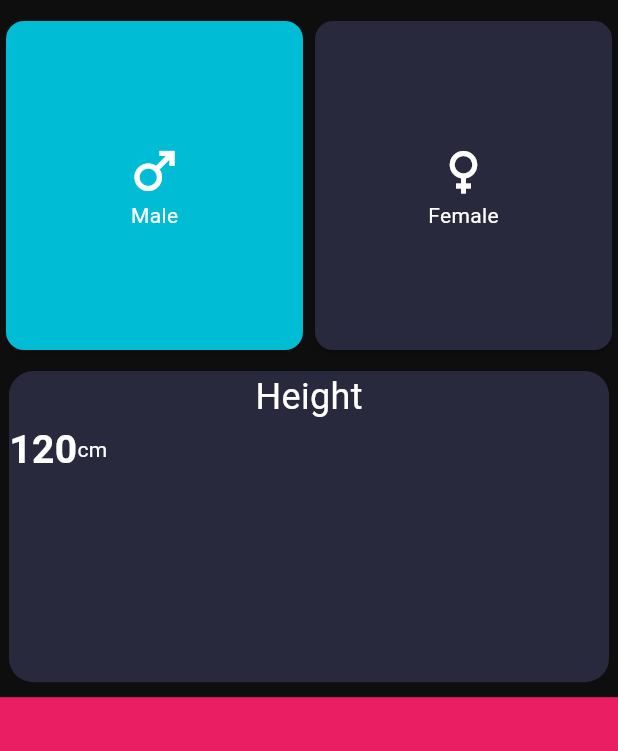
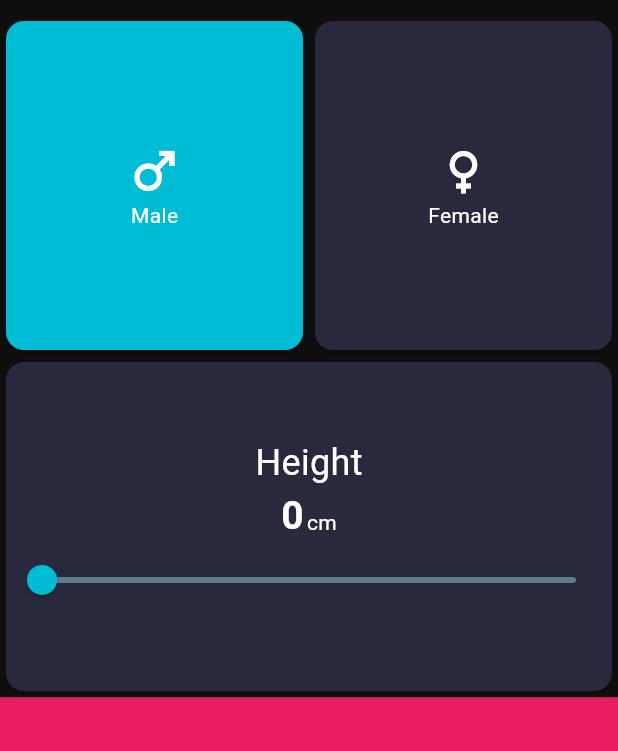
Before and after one commit to EusufUddin8926/bmi_calculator_flutter, a Flutter app: the screen it shows after launch, on a phone screen of 412 x 824 dp, the part 84-835 px from its top. Run offline on Flutter 3.47's test engine with Material 3 defaults, Android fonts, the phone set to English and light mode, and no system bars.

Commit message:
partially done

```diff
--- a/lib/screens/home_page.dart
+++ b/lib/screens/home_page.dart
@@ -11,11 +11,7 @@ class _HomePageState extends State<HomePage> {
   final Color bgColor = Color(0xff0E0E0E);
   final Color cardColor = Color(0xff28293D);
   bool isClicked = false;
-
-
-
-
-
+  int _value = 0;
 
   @override
   Widget build(BuildContext context) {
@@ -29,43 +25,59 @@ class _HomePageState extends State<HomePage> {
         color: bgColor,
         child: Column(
           children: [
-            SizedBox(height: 10,),
+            SizedBox(
+              height: 10,
+            ),
             Expanded(
                 flex: 3,
                 child: Row(
                   children: [
                     Expanded(
                         child: InkWell(
-                          onTap: (){
+                      onTap: () {
                         setState(() {
                           isClicked = true;
                         });
                       },
                       child: Card(
-                            color: isClicked != true ? Colors.cyan: cardColor,
+                        color: isClicked != true ? Colors.cyan : cardColor,
                         child: Column(
                           mainAxisAlignment: MainAxisAlignment.center,
                           children: [
-                                 Icon(Icons.male, size: 40,color: isClicked==false ? Colors.white: Colors.white),
-                                 Text("Male",style: TextStyle(color: Colors.white),)
+                            Icon(Icons.male,
+                                size: 40,
+                                color: isClicked == false
+                                    ? Colors.white
+                                    : Colors.white),
+                            Text(
+                              "Male",
+                              style: TextStyle(color: Colors.white),
+                            ),
                           ],
                         ),
                       ),
                     )),
                     Expanded(
                         child: InkWell(
-                          onTap: (){
+                      onTap: () {
                         setState(() {
                           isClicked = false;
                         });
                       },
                       child: Card(
-                            color: isClicked != false ? Colors.cyan: cardColor,
+                        color: isClicked != false ? Colors.cyan : cardColor,
                         child: Column(
                           mainAxisAlignment: MainAxisAlignment.center,
                           children: [
-                                Icon(Icons.female, size: 40,color: isClicked==false ? Colors.white: Colors.white),
-                                Text("Female",style: TextStyle(color: Colors.white),)
+                            Icon(Icons.female,
+                                size: 40,
+                                color: isClicked == false
+                                    ? Colors.white
+                                    : Colors.white),
+                            Text(
+                              "Female",
+                              style: TextStyle(color: Colors.white),
+                            )
                           ],
                         ),
                       ),
@@ -74,25 +86,51 @@ class _HomePageState extends State<HomePage> {
                 )),
             Expanded(
                 flex: 3,
-                child: Container(
-                  height: MediaQuery.of(context).size.height,
-                  width: MediaQuery.of(context).size.width,
-                  margin: EdgeInsets.fromLTRB(6, 10, 6, 10),
-                  decoration: BoxDecoration(color: cardColor, borderRadius: BorderRadius.circular(16)),
+                child: Card(
+                  color: cardColor,
                   child: Column(
+                    mainAxisAlignment: MainAxisAlignment.center,
                     children: [
-                      Text("Height", style: TextStyle(color: Colors.white, fontSize: 24)),
+                      Text("Height",
+                          style: TextStyle(color: Colors.white, fontSize: 24)),
                       Row(
+                        crossAxisAlignment: CrossAxisAlignment.baseline,
+                        mainAxisAlignment: MainAxisAlignment.center,
                         textBaseline: TextBaseline.alphabetic,
                         children: [
-                           Text("120", style: TextStyle(color: Colors.white, fontSize: 26, fontWeight: FontWeight.bold),),
-                           Text("cm", style: TextStyle(color: Colors.white, fontSize: 14, fontWeight: FontWeight.normal),),
-                         ],
-                       )
+                          Text(
+                            "${_value}",
+                            style: TextStyle(
+                                color: Colors.white,
+                                fontSize: 26,
+                                fontWeight: FontWeight.bold),
+                          ),
+                          SizedBox(
+                            width: 2,
+                          ),
+                          Text(
+                            "cm",
+                            style: TextStyle(
+                                color: Colors.white,
+                                fontSize: 14,
+                                fontWeight: FontWeight.normal),
+                          ),
                         ],
                       ),
-
-
+                      Slider(
+                          min: 0,
+                          max: 200,
+                          thumbColor: Colors.cyan,
+                          activeColor: Colors.pink,
+                          inactiveColor: Colors.blueGrey,
+                          value: _value.toDouble(),
+                          onChanged: (double newValue) {
+                            setState(() {
+                              _value = newValue.toInt();
+                            });
+                          })
+                    ],
+                  ),
                 )),
             Expanded(
                 flex: 3,
```
Lines whose indentation alone changed are shown as unchanged.
